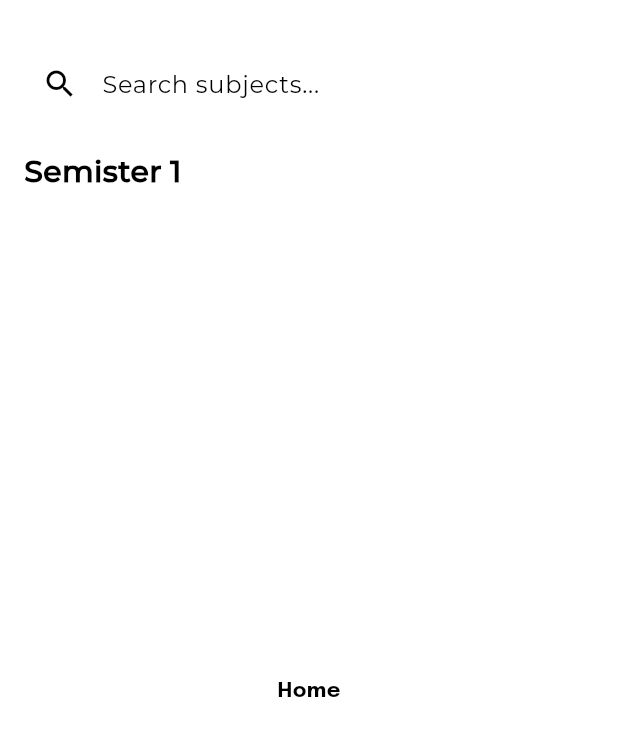
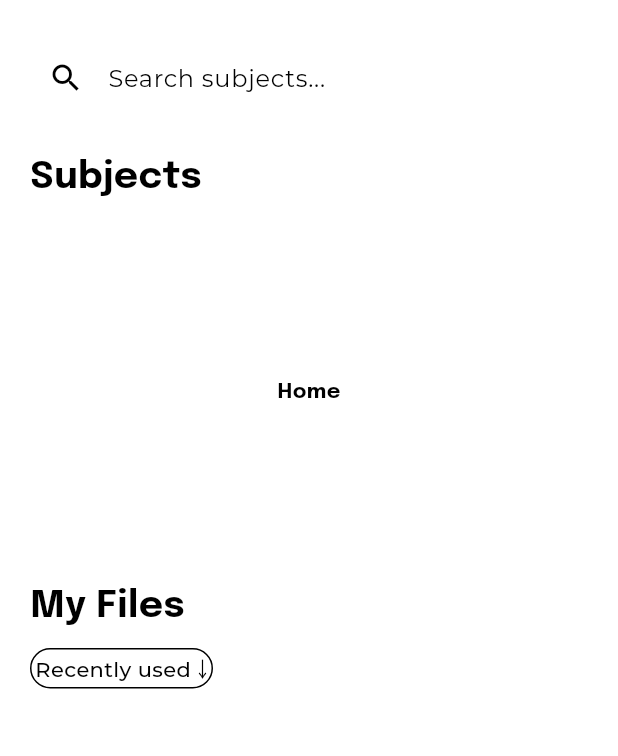
Before and after one commit to muffinboy19/garnox, a Flutter app: the screen it shows after launch, on a phone screen of 412 x 824 dp, the part 72-828 px from its top. Run offline on Flutter 3.47's test engine with Material 3 defaults, Android fonts, the light colour scheme and no system bars; our stand-ins replace animated_text_kit, cached_network_image, cloud_firestore, dotted_border, firebase_auth, firebase_core and 9 more; missing offline and left inert: flutter_pdfview; accounts and stored records are empty; Roboto replaces fonts that are missing (Montserrat); project files that could hold a hidden picture were left out.

Commit message:
commit 12 Home Page Completed

```diff
--- /dev/null
+++ b/lib/database/Locals.dart
@@ -0,0 +1,58 @@
+import 'dart:convert';
+import 'dart:developer';
+
+import 'package:flutter/material.dart';
+import 'package:flutter_secure_storage/flutter_secure_storage.dart';
+import 'package:untitled1/models/recentsModel.dart';
+
+class LOCALs{
+
+    static final local_storage = new FlutterSecureStorage();
+
+    //-------------------Store the Recents Documents------------------------//
+    static void recents(String title, String url) async {
+
+      // Read the existing list from storage
+      String? stringOfItems = await local_storage.read(key: 'recents');
+      if (stringOfItems != null) {
+        List<dynamic> listOfItems = jsonDecode(stringOfItems);
+
+        Map<String, String> newItem = {'Title': title, 'URL': url};
+        listOfItems.add(newItem);
+
+        // Writing the updated list back to storage
+        await local_storage.write(key: 'recents', value: jsonEncode(listOfItems));
+
+        // Reading the updated list for verification
+        String? updatedStringOfItems = await local_storage.read(key: 'recents');
+        List<dynamic> updatedListOfItems = jsonDecode(updatedStringOfItems!);
+        //
+        log("${updatedListOfItems}");
+      }else{
+        List<Map<String,String>> listOfItems = [];
+
+        Map<String, String> newItem = {'Title': title, 'URL': url};
+        listOfItems.add(newItem);
+
+        // Writing the updated list back to storage
+        await local_storage.write(key: 'recents', value: jsonEncode(listOfItems));
+
+        // Reading the updated list for verification
+        String? updatedStringOfItems = await local_storage.read(key: 'recents');
+        List<dynamic> updatedListOfItems = jsonDecode(updatedStringOfItems!);
+        //
+        log("${updatedListOfItems}");
+      }
+    }
+
+    //-------------------Fetch ALL Recents Documents from local storage---------//
+    static Future<List<Recents>> fetchRecents() async {
+      String? stringOfItems = await local_storage.read(key: "recents");
+      if (stringOfItems != null) {
+        List<dynamic> listOfItems = jsonDecode(stringOfItems);
+        return listOfItems.map((item) => Recents.fromJson(item)).toList();
+      } else {
+        return [];
+      }
+    }
+}
--- a/lib/main.dart
+++ b/lib/main.dart
@@ -1,5 +1,6 @@
 import 'package:firebase_core/firebase_core.dart';
 import 'package:flutter/material.dart';
+import 'package:untitled1/pages/HomePage.dart';
 import 'package:untitled1/pages/about.dart';
 import 'package:untitled1/pages/admin.dart';
 import 'package:untitled1/pages/announcements.dart';
@@ -104,7 +105,7 @@ class _MyAppState extends State<MyApp> {
         future: SharedPreferencesUtil.getBooleanValue(Constants.USER_LOGGED_IN),
         builder: (context, AsyncSnapshot<bool> snapshot) {
           if (snapshot.hasData) {
-            return snapshot.data! ? SemViseSubjects() : SemViseSubjects();
+            return snapshot.data! ? HomePage() : HomePage();
           } else {
             return Blank();
           }
--- /dev/null
+++ b/lib/models/recentsModel.dart
@@ -0,0 +1,20 @@
+class Recents {
+  Recents({
+    required this.Title,
+    required this.URL,
+  });
+  late final String Title;
+  late final String URL;
+
+  Recents.fromJson(Map<String, dynamic> json){
+    Title = json['Title']??"";
+    URL = json['URL']??"";
+  }
+
+  Map<String, dynamic> toJson() {
+    final _data = <String, dynamic>{};
+    _data['Title'] = Title;
+    _data['URL'] = URL;
+    return _data;
+  }
+}
--- /dev/null
+++ b/lib/pages/HomePage.dart
@@ -0,0 +1,372 @@
+import 'dart:convert';
+import 'dart:developer';
+
+import 'package:flutter/material.dart';
+import 'package:flutter/widgets.dart';
+import 'package:flutter_secure_storage/flutter_secure_storage.dart';
+import 'package:flutter_svg/flutter_svg.dart';
+import 'package:google_fonts/google_fonts.dart';
+import 'package:untitled1/components/custom_helpr.dart';
+import 'package:untitled1/database/Apis.dart';
+import 'package:untitled1/database/Locals.dart';
+import 'package:untitled1/models/SemViseSubModel.dart';
+import 'package:untitled1/models/SpecificSubjectModel.dart';
+import 'package:untitled1/models/recentsModel.dart';
+import 'package:untitled1/pages/Subject_detail.dart';
+import 'package:untitled1/pages/sem_vise_subjects.dart';
+import 'package:untitled1/utils/contstants.dart';
+
+class HomePage extends StatefulWidget {
+  const HomePage({super.key});
+
+  @override
+  State<HomePage> createState() => _HomePageState();
+}
+
+class _HomePageState extends State<HomePage> {
+  bool _isSearching = false;
+  String _searchText = "";
+  final List<SemViseSubjects> _searchList = [];
+  final storage = new FlutterSecureStorage();
+  List<Recents> _list =[];
+  @override
+  Widget build(BuildContext context) {
+    return Scaffold(
+      backgroundColor: Colors.white,
+      appBar: AppBar(
+        backgroundColor: Colors.white,
+        elevation: 0,
+        title: Text(
+          'Home',
+          style: GoogleFonts.epilogue(
+            textStyle: TextStyle(
+              color: Constants.BLACK,
+              fontWeight: FontWeight.bold,
+            ),
+          ),
+        ),
+        leading: IconButton(
+          icon: SvgPicture.asset(
+            "assets/svgIcons/hamburger.svg",
+            color: Constants.BLACK,
+          ),
+          onPressed: () {
+            // Handle drawer opening
+          },
+        ),
+        actions: [
+          IconButton(
+            icon: SvgPicture.asset(
+              "assets/svgIcons/notification.svg",
+              color: Constants.BLACK,
+            ),
+            onPressed: () {
+              // Handle notification action
+            },
+          ),
+        ],
+      ),
+      body:
+      GestureDetector(
+        onTap: ()=> Focus.of(context).unfocus(),
+        child: WillPopScope(
+          onWillPop: () {
+            if (_isSearching) {
+              setState(() {
+                _isSearching = !_isSearching;
+              });
+              return Future.value(false);
+            } else {
+              return Future.value(true);
+            }
+          }, child:
+            Padding(
+              padding: const EdgeInsets.symmetric(horizontal: 20) ,
+              child: Column(
+                crossAxisAlignment: CrossAxisAlignment.start,
+                children: [
+                  Padding(
+                    padding: const EdgeInsets.only(top: 16.0),
+                    child: TextField(
+                      decoration: InputDecoration(
+                        hintText: 'Search subjects...',
+                        prefixIcon: Icon(Icons.search),
+                        border: OutlineInputBorder(
+                          borderRadius: BorderRadius.circular(8.0),
+                        ),
+                      ),
+                      onChanged: (text) {
+                        setState(() {
+                          _isSearching = text.isNotEmpty;
+                          // _searchText = text;
+                        });
+                        // Implement search logic here
+                      },
+                    ),),
+                  SizedBox(height: 20,),
+                  Text("Subjects" , style: GoogleFonts.epilogue(
+                      textStyle: TextStyle(
+                        color: Constants.BLACK,
+                        fontWeight: FontWeight.bold,
+                      ),
+                      fontSize: 25
+                  ),),
+                  Container(
+                    height: 250,
+                    child: StreamBuilder(
+                      stream: APIs.semViseSubjects(),
+                      builder: (context,snapshots){
+                        switch(snapshots.connectionState) {
+                          case ConnectionState.waiting:
+                          case ConnectionState.none:
+                            return const Center(
+                              child: CircularProgressIndicator(
+                                color: Colors.blue,
+                              ),
+                            );
+                          case ConnectionState.active:
+                          case ConnectionState.done:
+                            if(snapshots.hasData){
+                              final data = snapshots.data?.docs;
+                              final _list = data?.map((e) => SemViseSubject.fromJson(e.data())).toList() ?? [];
+
+                              if(_list.isEmpty){
+                                return Center(
+                                  child: Text(
+                                    'Home',
+                                    style: GoogleFonts.epilogue(
+                                      textStyle: TextStyle(
+                                        color: Constants.BLACK,
+                                        fontWeight: FontWeight.bold,
+                                      ),
+                                    ),
+                                  ),
+                                );
+                              }else{
+                                return ListView.builder(
+                                    scrollDirection: Axis.horizontal,
+                                    itemCount: _isSearching ? _searchList.length : _list.length,
+                                    itemBuilder: (context, index) {
+                                      return _subCardList(_list[index].ece ?? []);
+                                    }
+                                );
+                              }
+                            }else{
+                              return Center(child:Text("Error"));
+                            }
+                        }
+                      },
+
+                    ),
+                  ),
+                  Text("My Files" , style: GoogleFonts.epilogue(
+                      textStyle: TextStyle(
+                        color: Constants.BLACK,
+                        fontWeight: FontWeight.bold,
+                      ),
+                      fontSize: 25
+                  ),),
+                  Padding(
+                      padding: EdgeInsets.only(top: 10,bottom: 10),
+                      child: Container(
+                        decoration: BoxDecoration(
+                          border: Border.all(color: Colors.black), // Add black border
+                          borderRadius: BorderRadius.all(Radius.circular(50)),
+                        ),
+                        child: ClipRRect(
+                          borderRadius: BorderRadius.all(Radius.circular(50)),
+                          child: Container(
+                            height: 25,
+                            width: 120,
+                            child: Center(
+                              child: Text("Recently used ￬" ,style: TextStyle(fontWeight: FontWeight.w500),),
+                            ),
+                          ),
+                        ),
+                      )
+
+                  ),
+                  FutureBuilder(
+                      future: LOCALs.fetchRecents(),
+                      builder: (context,snapshot){
+                        if (snapshot.connectionState == ConnectionState.waiting) {
+                          return Center(
+                            child: CircularProgressIndicator(),
+                          );
+                        } else if (snapshot.hasError) {
+                          return Center(
+                            child: Text("Error: ${snapshot.error}"),
+                          );
+                        } else if (snapshot.hasData) {
+                           _list = snapshot.data!;
+                          // log("${snapshot.data}");
+                          // return Container();
+                          return Expanded(
+                            child: SingleChildScrollView(
+                              scrollDirection: Axis.vertical,
+                              child: Column(
+                                children: _list.map((subName) {
+                                  return _fileCard(subName);
+                                }).toList(),
+                              ),
+                            ),
+                          );
+                        } else {
+                          return Center(
+                            child: Text("No Files Found"),
+                          );
+                        }
+                      })
+                ],
+              ),
+            )
+        ),
+      ),
+    );
+  }
+
+  Widget _subCardList(List<String> eceList) {
+    return SingleChildScrollView(
+      scrollDirection: Axis.horizontal,
+      child: Row(
+        children: eceList.map((subName) {
+          return _subCard(subName);
+        }).toList(),
+      ),
+    );
+  }
+
+  Widget _subCard(String subName) {
+    List<String> parts = subName.split('_');
+    String number ="";
+    String department ="";
+
+    if (parts.length == 2) {
+      number = parts[0]; // "1"
+      department = parts[1]; // "ECE"
+    } else {
+      print("Invalid format");
+    }
+    return
+      InkWell(
+        onTap: () async {
+          var temp = await storage.read(key: "$department");
+          Dialogs.showProgressBar(context);
+
+          if (temp != null) {
+            Map<String, dynamic> tempJson = json.decode(temp);
+            SpecificSubject specificSubject = SpecificSubject.fromJson(tempJson);
+
+            Navigator.push(
+              context,
+              MaterialPageRoute(
+                builder: (_) => SubjectDetail(subject: specificSubject),
+              ),
+            ).then((_) {
+              Navigator.pop(context);
+            });
+          } else {
+            Navigator.pop(context);
+            Dialogs.showSnackbar(context, "No data found");
+          }
+        },
+
+        child: Padding(padding: EdgeInsets.symmetric(horizontal: 5 ,vertical: 25),
+            child:
+            Container(
+              color: Colors.white,
+
+              child: Container(
+                height: 180,
+                width: 150,
+                child: Column(
+                  crossAxisAlignment: CrossAxisAlignment.center,
+                  children: [
+                    ClipRRect(
+                      borderRadius: BorderRadius.all(Radius.circular(10)),
+                      child:
+                      Container(
+                        width: double.infinity,
+                        height: 120,
+                        color: Color.fromRGBO(232, 229, 239, 1),
+                        child: Padding(
+                          padding: const EdgeInsets.all(45.0),
+                          child: SvgPicture.asset(
+                              "assets/svgIcons/file.svg",
+
+                          ),
+                        ),
+                      ),
+                    ),
+                    Padding(padding: EdgeInsets.only(top: 10) , child: Text(department, style: GoogleFonts.epilogue(
+                    textStyle: TextStyle(
+                      color: Constants.BLACK,
+                      fontWeight: FontWeight.bold,
+                      fontSize: 20
+                    ),
+                    ),),),
+                    Padding(padding: EdgeInsets.all(0) ,
+                        child: Text("12 files", style: GoogleFonts.epilogue(
+                        textStyle: TextStyle(
+                        color: Constants.BLACK,
+                        ),
+                    )),)
+
+                  ],
+                ),
+              ),
+            )
+        ),
+      );
+
+  }
+
+  // Future<Widget> _subFileList() async{
+  //   List<Recents>list = await LOCALs.fetchRecents();
+  //   return SingleChildScrollView(
+  //     scrollDirection: Axis.vertical,
+  //     child: Column(
+  //       children: list.map((subName) {
+  //         return _fileCard(subName);
+  //       }).toList(),
+  //     ),
+  //   );
+  // }
+
+  Widget _fileCard(Recents temp) {
+    return
+      Padding(padding: EdgeInsets.symmetric(horizontal: 0),
+          child:
+          InkWell(
+            onTap: () async{},
+
+            child: Card(
+              child: ListTile(
+                leading: IconButton(
+                  icon: SvgPicture.asset(
+                    "assets/svgIcons/file.svg",
+                  ),
+                  onPressed: () {
+                    // Handle drawer opening
+
+                  },
+                ),
+                title: Text(temp.Title,style: GoogleFonts.epilogue(
+                  textStyle: TextStyle(
+                    color: Constants.BLACK,
+                    fontWeight: FontWeight.bold,
+                  ),
+                ),),
+                subtitle: Text("12 Files"),
+                trailing: IconButton(
+                  onPressed: (){},
+                  icon: Icon(Icons.more_vert),
+                ),
+              ),
+            ),
+          )
+      );
+
+  }
+
+}
--- a/lib/pages/sem_vise_subjects.dart
+++ b/lib/pages/sem_vise_subjects.dart
@@ -5,7 +5,7 @@ import 'package:flutter/material.dart';
 import 'package:flutter_secure_storage/flutter_secure_storage.dart';
 import 'package:flutter_svg/svg.dart';
 import 'package:google_fonts/google_fonts.dart';
-import 'package:untitled1/components/custom_snackbar.dart';
+import 'package:untitled1/components/custom_helpr.dart';
 import 'package:untitled1/database/Apis.dart';
 import 'package:untitled1/pages/Subject_detail.dart';
 import 'package:untitled1/pages/subjects_admin.dart';
@@ -164,7 +164,6 @@ class _SemViseSubjectsState extends State<SemViseSubjects> {
                          }
                        }
                     },
-
                   )
                 ),
               ],
@@ -244,4 +243,5 @@ class _SemViseSubjectsState extends State<SemViseSubjects> {
       );
 
   }
+
 }
```
Also changed, not shown: lib/components/custom_helpr.dart (renamed from lib/components/custom_snackbar.dart, +11 -0 lines), lib/pages/Subject_detail.dart (+11 -9 lines).
